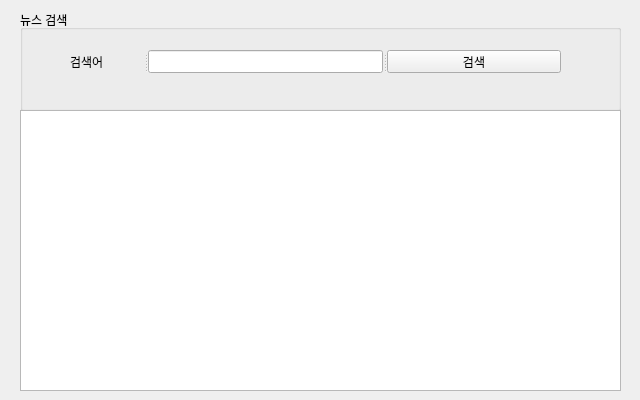
Before: the Qt Designer form part1/PyQt/NaversearchUI.ui in drown-ed/IOT-miniproject, drawn with Qt 5.
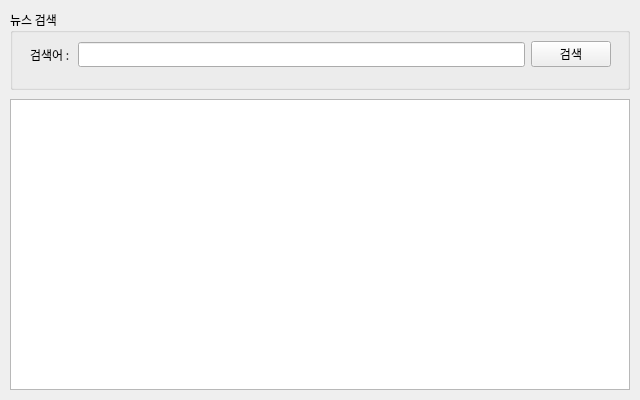
After: the same form once the commit is applied.

```diff
--- a/part1/PyQt/NaversearchUI.ui
+++ b/part1/PyQt/NaversearchUI.ui
@@ -11,14 +11,14 @@
    </rect>
   </property>
   <property name="sizePolicy">
-   <sizepolicy hsizetype="Fixed" vsizetype="Fixed">
+   <sizepolicy hsizetype="Fixed" vsizetype="Maximum">
     <horstretch>0</horstretch>
     <verstretch>0</verstretch>
    </sizepolicy>
   </property>
   <property name="minimumSize">
    <size>
-    <width>639</width>
+    <width>640</width>
     <height>400</height>
    </size>
   </property>
@@ -28,16 +28,21 @@
     <height>400</height>
    </size>
   </property>
+  <property name="font">
+   <font>
+    <family>나눔고딕</family>
+   </font>
+  </property>
   <property name="windowTitle">
    <string>뉴스검색앱</string>
   </property>
   <widget class="QWidget" name="verticalLayoutWidget">
    <property name="geometry">
     <rect>
-     <x>20</x>
+     <x>10</x>
      <y>10</y>
-     <width>601</width>
-     <height>101</height>
+     <width>620</width>
+     <height>80</height>
     </rect>
    </property>
    <layout class="QVBoxLayout" name="verticalLayout">
@@ -46,29 +51,34 @@
       <property name="title">
        <string>뉴스 검색</string>
       </property>
-      <widget class="QSplitter" name="splitter">
+      <widget class="QWidget" name="layoutWidget">
        <property name="geometry">
         <rect>
-         <x>50</x>
-         <y>40</y>
-         <width>491</width>
-         <height>23</height>
+         <x>20</x>
+         <y>24</y>
+         <width>581</width>
+         <height>41</height>
         </rect>
        </property>
-       <property name="orientation">
-        <enum>Qt::Horizontal</enum>
-       </property>
+       <layout class="QHBoxLayout" name="horizontalLayout">
+        <item>
        <widget class="QLabel" name="label">
         <property name="text">
-         <string>검색어</string>
-        </property>
-       </widget>
-       <widget class="QLineEdit" name="textSearch"/>
+           <string>검색어 : </string>
+          </property>
+         </widget>
+        </item>
+        <item>
+         <widget class="QLineEdit" name="txtSearch"/>
+        </item>
+        <item>
        <widget class="QPushButton" name="btnSearch">
         <property name="text">
          <string>검색</string>
         </property>
        </widget>
+        </item>
+       </layout>
       </widget>
      </widget>
     </item>
@@ -77,15 +87,15 @@
   <widget class="QWidget" name="verticalLayoutWidget_2">
    <property name="geometry">
     <rect>
-     <x>20</x>
-     <y>110</y>
-     <width>601</width>
-     <height>281</height>
+     <x>10</x>
+     <y>99</y>
+     <width>620</width>
+     <height>291</height>
     </rect>
    </property>
    <layout class="QVBoxLayout" name="verticalLayout_2">
     <item>
-     <widget class="QListView" name="lsvResults"/>
+     <widget class="QTableWidget" name="tblResult"/>
     </item>
    </layout>
   </widget>
```
Left out of the diff: 10 changed lines with no effect on the pictures. Lines whose indentation alone changed are shown as unchanged.
